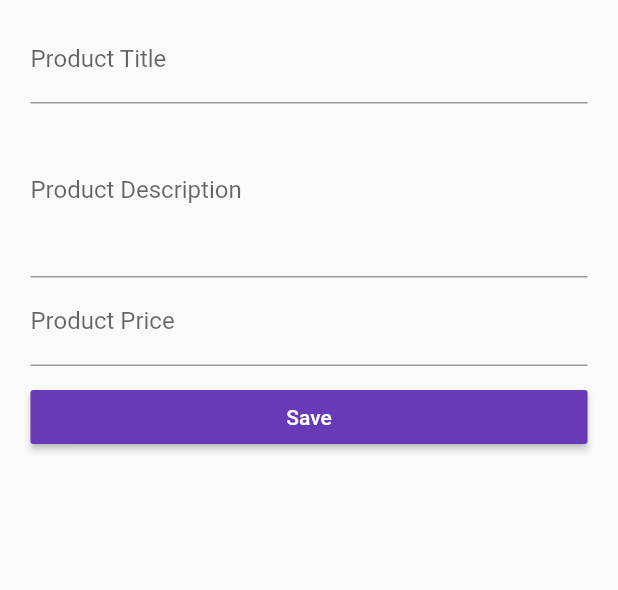
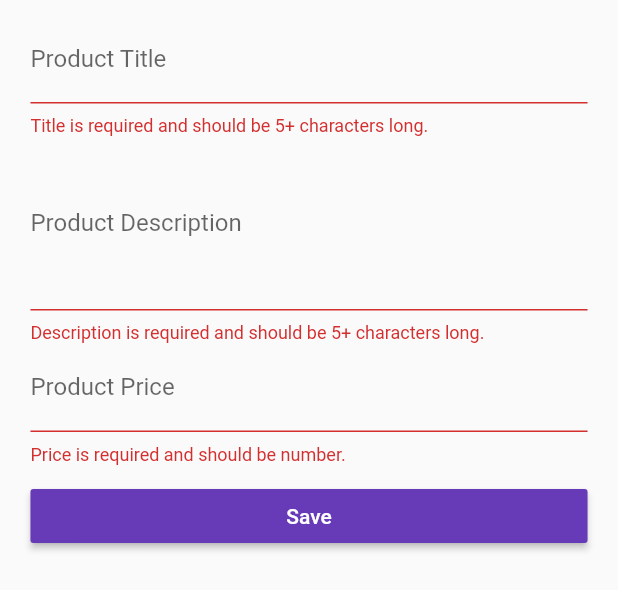
Before and after one commit to nhamhv/learn-flutter, a Flutter app: the ProductCreatePage widget shown alone on an empty page, opened directly with empty values, after a tap on "Save", on a phone screen of 412 x 824 dp. Shown: the top 590 px of the screen. Run offline on Flutter 3.47's test engine with Material 2 defaults, Android fonts, the phone set to English and light mode, and no system bars.

```diff
--- a/lib/main.dart
+++ b/lib/main.dart
@@ -44,7 +44,7 @@ class _MyAppState extends State<MyApp> {
         brightness: Brightness.light,
         primarySwatch: Colors.deepOrange,
         accentColor: Colors.deepPurple,
-        // fontFamily: 'Oswald',
+        buttonColor: Colors.deepPurple,
       ),
       // home: AuthPage(),
       routes: {
--- a/lib/pages/auth.dart
+++ b/lib/pages/auth.dart
@@ -92,7 +92,6 @@ class _AuthPageState extends State<AuthPage> {
                     height: 10.0,
                   ),
                   RaisedButton(
-                    color: Theme.of(context).primaryColor,
                     textColor: Colors.white,
                     child: Text('LOGIN'),
                     onPressed: _submitForm,
--- a/lib/pages/product_create.dart
+++ b/lib/pages/product_create.dart
@@ -16,10 +16,17 @@ class _ProductCreatePageState extends State<ProductCreatePage> {
   String descriptionValue;
   double priceValue;
 
+  final GlobalKey<FormState> _formKey = GlobalKey<FormState>();
+
   Widget _buildTitleTextField() {
-    return TextField(
+    return TextFormField(
       decoration: InputDecoration(labelText: 'Product Title'),
-      onChanged: (String value) {
+      validator: (String value) {
+        if (value.isEmpty && value.length < 5) {
+          return 'Title is required and should be 5+ characters long.';
+        }
+      },
+      onSaved: (String value) {
         setState(() {
           titleValue = value;
         });
@@ -28,10 +35,15 @@ class _ProductCreatePageState extends State<ProductCreatePage> {
   }
 
   Widget _buildDescriptionTextField() {
-    return TextField(
+    return TextFormField(
       maxLines: 4,
       decoration: InputDecoration(labelText: 'Product Description'),
-      onChanged: (String value) {
+      validator: (String value) {
+        if (value.isEmpty && value.length < 10) {
+          return 'Description is required and should be 5+ characters long.';
+        }
+      },
+      onSaved: (String value) {
         setState(() {
           descriptionValue = value;
         });
@@ -40,10 +52,15 @@ class _ProductCreatePageState extends State<ProductCreatePage> {
   }
 
   Widget _buildPriceTextField() {
-    return TextField(
+    return TextFormField(
       keyboardType: TextInputType.number,
       decoration: InputDecoration(labelText: 'Product Price'),
-      onChanged: (String value) {
+      validator: (String value) {
+        if (value.isEmpty || !RegExp(r'^(?:[1-9]\d*|0)?(?:\.\d+)?$').hasMatch(value)) {
+          return 'Price is required and should be number.';
+        }
+      },
+      onSaved: (String value) {
         setState(() {
           priceValue = double.parse(value);
         });
@@ -52,6 +69,10 @@ class _ProductCreatePageState extends State<ProductCreatePage> {
   }
 
   void _submitForm() {
+    if (!_formKey.currentState.validate()) {
+      return;
+    }
+    _formKey.currentState.save();
     final Map<String, dynamic> product = {
       'title': titleValue,
       'description': descriptionValue,
@@ -66,10 +87,12 @@ class _ProductCreatePageState extends State<ProductCreatePage> {
   Widget build(BuildContext context) {
     final double driveWidth = MediaQuery.of(context).size.width;
     final double targetWidth = driveWidth > 550 ? 500 : driveWidth * 0.95;
-    final double targetPadding = driveWidth  - targetWidth;
+    final double targetPadding = driveWidth - targetWidth;
 
     return Container(
       margin: EdgeInsets.all(10.0),
+      child: Form(
+        key: _formKey,
         child: ListView(
           padding: EdgeInsets.symmetric(horizontal: targetPadding / 2),
           children: <Widget>[
@@ -81,11 +104,19 @@ class _ProductCreatePageState extends State<ProductCreatePage> {
             ),
             RaisedButton(
               child: Text('Save'),
-            color: Theme.of(context).accentColor,
               textColor: Colors.white,
               onPressed: _submitForm,
             )
+            // GestureDetector(
+            //   onTap: _submitForm,
+            //   child: Container(
+            //     color: Colors.green,
+            //     padding: EdgeInsets.all(5.0),
+            //     child: Text('My button'),
+            //   ),
+            // )
           ],
+        ),
       ),
     );
   }
```
Lines whose indentation alone changed are shown as unchanged.
